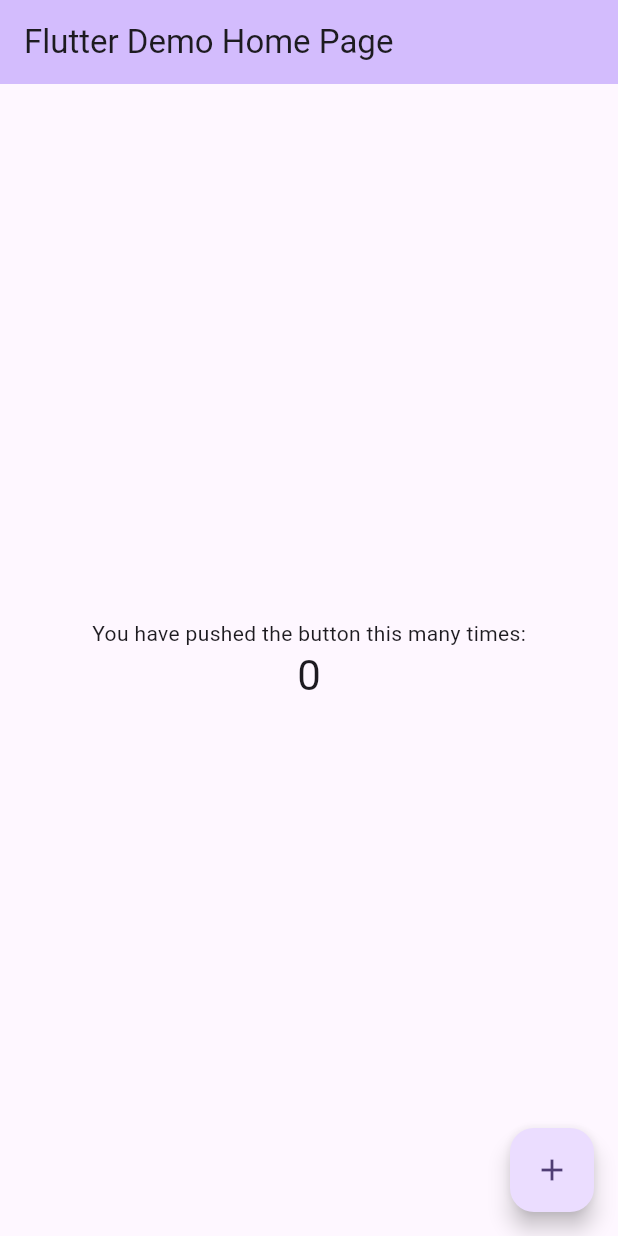
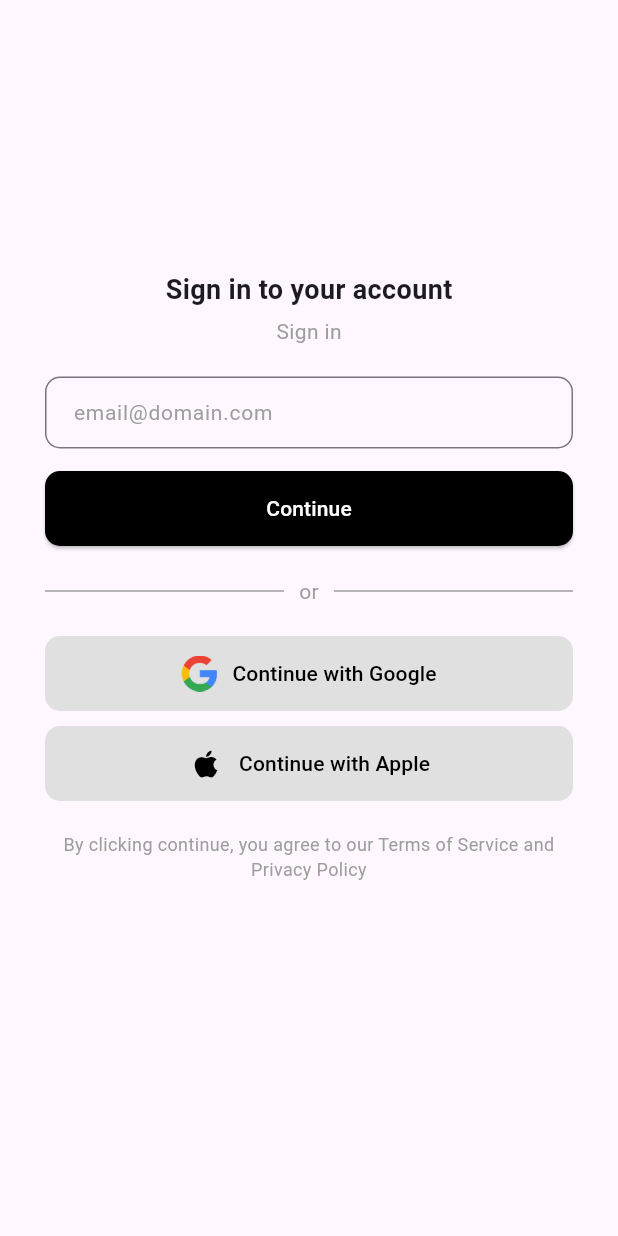
Before and after one commit to sooriyaravi/Fintrack, a Flutter app: the screen it shows after launch, on a phone screen of 412 x 824 dp. Run offline on Flutter 3.47's test engine with Material 3 defaults, Android fonts, the phone set to English and light mode, and no system bars.

Commit message:
login updated

```diff
--- /dev/null
+++ b/finapp/lib/login.dart
@@ -0,0 +1,141 @@
+import 'package:finapp/dashboard.dart';
+import 'package:flutter/material.dart';
+
+class LoginPage extends StatelessWidget {
+  const LoginPage({super.key});
+
+  @override
+  Widget build(BuildContext context) {
+    return Scaffold(
+      body: SingleChildScrollView(
+        child: Padding(
+          padding: const EdgeInsets.symmetric(horizontal: 30).copyWith(top: 180), // Increased top padding
+          child: Column(
+            crossAxisAlignment: CrossAxisAlignment.center,
+            children: [
+              const Text(
+                "Sign in to your account",
+                style: TextStyle(fontSize: 18, fontWeight: FontWeight.bold),
+              ),
+              const SizedBox(height: 5),
+              const Text(
+                "Sign in",
+                style: TextStyle(fontSize: 14, color: Colors.grey),
+              ),
+              const SizedBox(height: 20),
+
+              // Email TextField
+              TextField(
+                cursorColor: Colors.black,
+                cursorWidth: 0.8, // Set cursor blinker color to black
+                decoration: InputDecoration(
+                  hintText: "email@domain.com",
+                  hintStyle: const TextStyle(color: Colors.grey,fontSize: 14), // Placeholder color
+                  border: OutlineInputBorder(
+                    borderRadius: BorderRadius.circular(10),
+                     borderSide: const BorderSide(color: Colors.grey, width: 0.8), // Default border color
+                  ),
+                  focusedBorder: OutlineInputBorder(
+                     borderRadius: BorderRadius.circular(10),
+                    borderSide: const BorderSide(color: Colors.black, width: 1.2) // Black border when focused
+                  ),
+                  contentPadding: const EdgeInsets.symmetric(horizontal: 15, vertical: 12),
+                ),
+              ),
+
+              const SizedBox(height: 15),
+
+              // Continue Button
+              ElevatedButton(
+                onPressed: () {},
+                style: ElevatedButton.styleFrom(
+                  minimumSize: const Size(double.infinity, 50),
+                  backgroundColor: Colors.black,
+                  shape: RoundedRectangleBorder(borderRadius: BorderRadius.circular(10)),
+                ),
+                child: const Text("Continue", style: TextStyle(color: Colors.white)),
+              ),
+
+              const SizedBox(height: 20),
+
+              // OR Divider
+              Row(
+                children: [
+                  const Expanded(child: Divider(thickness: 1, color: Colors.grey)),
+                  const Padding(
+                    padding: EdgeInsets.symmetric(horizontal: 10),
+                    child: Text("or", style: TextStyle(color: Colors.grey)),
+                  ),
+                  const Expanded(child: Divider(thickness: 1, color: Colors.grey)),
+                ],
+              ),
+
+              const SizedBox(height: 20),
+
+              // Google Sign-In Button (Light Grey Background, No Border)
+              TextButton(
+                style: TextButton.styleFrom(
+                  backgroundColor: Colors.grey[300], // Light grey background
+                  minimumSize: const Size(double.infinity, 50),
+                  shape: RoundedRectangleBorder(borderRadius: BorderRadius.circular(10)),
+                ),
+                onPressed: () {},
+                child: Row(
+                  mainAxisAlignment: MainAxisAlignment.center,
+                  children: [
+                    Image.asset(
+                      'assets/images/google.png',
+                      width: 24,
+                      height: 24,
+                      errorBuilder: (context, error, stackTrace) {
+                        return const Icon(Icons.error, color: Colors.red);
+                      },
+                    ),
+                    const SizedBox(width: 10),
+                    const Text("Continue with Google", style: TextStyle(color: Colors.black)),
+                  ],
+                ),
+              ),
+
+              const SizedBox(height: 10),
+
+              // Apple Sign-In Button (Light Grey Background, No Border)
+              TextButton(
+                style: TextButton.styleFrom(
+                  backgroundColor: Colors.grey[300], // Light grey background
+                  minimumSize: const Size(double.infinity, 50),
+                  shape: RoundedRectangleBorder(borderRadius: BorderRadius.circular(10)),
+                ),
+                onPressed: () {
+                   Navigator.push(
+              context,
+              MaterialPageRoute(builder: (context) => LoginPage()),
+            );
+                },
+                child: Row(
+                  mainAxisAlignment: MainAxisAlignment.center,
+                  children: [
+                    const Icon(Icons.apple, size: 24, color: Colors.black),
+                    const SizedBox(width: 10),
+                    const Text("Continue with Apple", style: TextStyle(color: Colors.black)),
+                  ],
+                ),
+              ),
+
+              const SizedBox(height: 20),
+
+              // Terms and Privacy Policy
+              const Text(
+                "By clicking continue, you agree to our Terms of Service and Privacy Policy",
+                textAlign: TextAlign.center,
+                style: TextStyle(color: Colors.grey, fontSize: 12),
+              ),
+
+              const SizedBox(height: 30),
+            ],
+          ),
+        ),
+      ),
+    );
+  }
+}
--- a/finapp/lib/main.dart
+++ b/finapp/lib/main.dart
@@ -1,5 +1,5 @@
+import 'package:finapp/login.dart';
 import 'package:flutter/material.dart';
-
 void main() {
   runApp(const MyApp());
 }
@@ -10,116 +10,8 @@
   // This widget is the root of your application.
   @override
   Widget build(BuildContext context) {
-    return MaterialApp(
-      title: 'Flutter Demo',
-      theme: ThemeData(
-        // This is the theme of your application.
-        //
-        // TRY THIS: Try running your application with "flutter run". You'll see
-        // the application has a purple toolbar. Then, without quitting the app,
-        // try changing the seedColor in the colorScheme below to Colors.green
-        // and then invoke "hot reload" (save your changes or press the "hot
-        // reload" button in a Flutter-supported IDE, or press "r" if you used
-        // the command line to start the app).
-        //
-        // Notice that the counter didn't reset back to zero; the application
-        // state is not lost during the reload. To reset the state, use hot
-        // restart instead.
-        //
-        // This works for code too, not just values: Most code changes can be
-        // tested with just a hot reload.
-        colorScheme: ColorScheme.fromSeed(seedColor: Colors.deepPurple),
-        useMaterial3: true,
-      ),
-      home: const MyHomePage(title: 'Flutter Demo Home Page'),
+    return MaterialApp(debugShowCheckedModeBanner: false,
+      home: LoginPage()
     );
   }
 }
-
-class MyHomePage extends StatefulWidget {
-  const MyHomePage({super.key, required this.title});
-
-  // This widget is the home page of your application. It is stateful, meaning
-  // that it has a State object (defined below) that contains fields that affect
-  // how it looks.
-
-  // This class is the configuration for the state. It holds the values (in this
-  // case the title) provided by the parent (in this case the App widget) and
-  // used by the build method of the State. Fields in a Widget subclass are
-  // always marked "final".
-
-  final String title;
-
-  @override
-  State<MyHomePage> createState() => _MyHomePageState();
-}
-
-class _MyHomePageState extends State<MyHomePage> {
-  int _counter = 0;
-
-  void _incrementCounter() {
-    setState(() {
-      // This call to setState tells the Flutter framework that something has
-      // changed in this State, which causes it to rerun the build method below
-      // so that the display can reflect the updated values. If we changed
-      // _counter without calling setState(), then the build method would not be
-      // called again, and so nothing would appear to happen.
-      _counter++;
-    });
-  }
-
-  @override
-  Widget build(BuildContext context) {
-    // This method is rerun every time setState is called, for instance as done
-    // by the _incrementCounter method above.
-    //
-    // The Flutter framework has been optimized to make rerunning build methods
-    // fast, so that you can just rebuild anything that needs updating rather
-    // than having to individually change instances of widgets.
-    return Scaffold(
-      appBar: AppBar(
-        // TRY THIS: Try changing the color here to a specific color (to
-        // Colors.amber, perhaps?) and trigger a hot reload to see the AppBar
-        // change color while the other colors stay the same.
-        backgroundColor: Theme.of(context).colorScheme.inversePrimary,
-        // Here we take the value from the MyHomePage object that was created by
-        // the App.build method, and use it to set our appbar title.
-        title: Text(widget.title),
-      ),
-      body: Center(
-        // Center is a layout widget. It takes a single child and positions it
-        // in the middle of the parent.
-        child: Column(
-          // Column is also a layout widget. It takes a list of children and
-          // arranges them vertically. By default, it sizes itself to fit its
-          // children horizontally, and tries to be as tall as its parent.
-          //
-          // Column has various properties to control how it sizes itself and
-          // how it positions its children. Here we use mainAxisAlignment to
-          // center the children vertically; the main axis here is the vertical
-          // axis because Columns are vertical (the cross axis would be
-          // horizontal).
-          //
-          // TRY THIS: Invoke "debug painting" (choose the "Toggle Debug Paint"
-          // action in the IDE, or press "p" in the console), to see the
-          // wireframe for each widget.
-          mainAxisAlignment: MainAxisAlignment.center,
-          children: <Widget>[
-            const Text(
-              'You have pushed the button this many times:',
-            ),
-            Text(
-              '$_counter',
-              style: Theme.of(context).textTheme.headlineMedium,
-            ),
-          ],
-        ),
-      ),
-      floatingActionButton: FloatingActionButton(
-        onPressed: _incrementCounter,
-        tooltip: 'Increment',
-        child: const Icon(Icons.add),
-      ), // This trailing comma makes auto-formatting nicer for build methods.
-    );
-  }
-}
```
Also changed, not shown: finapp/pubspec.yaml (+3 -69 lines), finapp/assets/images/google.png (added), finapp/assets/images/unnamed.png (added), finapp/lib/dashboard.dart (added).
